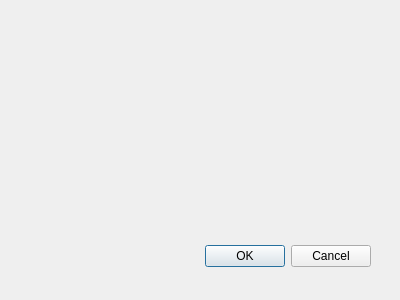
The window that dialoglisteditor.ui (molotov-dmitry/ccs-pjt-editor-qt) describes before a commit, drawn with Qt 5.
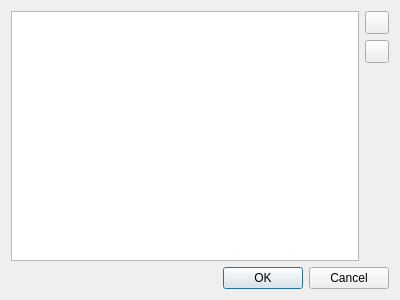
The same window after the commit. Icons and pictures are not drawn.

Commit message: Added list editor widget.

What changed in the file:
```diff
--- a/dialoglisteditor.ui
+++ b/dialoglisteditor.ui
@@ -15,22 +15,63 @@
   <property name="windowTitle">
    <string>Dialog</string>
   </property>
-  <widget name="buttonBox" class="QDialogButtonBox">
-   <property name="geometry">
-    <rect>
-     <x>30</x>
-     <y>240</y>
-     <width>341</width>
-     <height>32</height>
-    </rect>
-   </property>
-   <property name="orientation">
-    <enum>Qt::Horizontal</enum>
-   </property>
-   <property name="standardButtons">
-    <set>QDialogButtonBox::Cancel|QDialogButtonBox::Ok</set>
-   </property>
-  </widget>
+  <layout class="QGridLayout" name="gridLayout">
+   <item row="1" column="1">
+    <widget class="QToolButton" name="buttonRemove">
+     <property name="icon">
+      <iconset theme="remove">
+       <normaloff>.</normaloff>.</iconset>
+     </property>
+    </widget>
+   </item>
+   <item row="0" column="1">
+    <widget class="QToolButton" name="buttonAdd">
+     <property name="icon">
+      <iconset theme="add">
+       <normaloff>.</normaloff>.</iconset>
+     </property>
+    </widget>
+   </item>
+   <item row="2" column="1">
+    <spacer name="verticalSpacer">
+     <property name="orientation">
+      <enum>Qt::Vertical</enum>
+     </property>
+     <property name="sizeHint" stdset="0">
+      <size>
+       <width>20</width>
+       <height>40</height>
+      </size>
+     </property>
+    </spacer>
+   </item>
+   <item row="0" column="0" rowspan="3">
+    <widget class="QListWidget" name="list">
+     <property name="defaultDropAction">
+      <enum>Qt::MoveAction</enum>
+     </property>
+     <property name="alternatingRowColors">
+      <bool>true</bool>
+     </property>
+     <property name="selectionMode">
+      <enum>QAbstractItemView::ExtendedSelection</enum>
+     </property>
+     <property name="movement">
+      <enum>QListView::Snap</enum>
+     </property>
+    </widget>
+   </item>
+   <item row="3" column="0" colspan="2">
+    <widget class="QDialogButtonBox" name="buttonBox">
+     <property name="orientation">
+      <enum>Qt::Horizontal</enum>
+     </property>
+     <property name="standardButtons">
+      <set>QDialogButtonBox::Cancel|QDialogButtonBox::Ok</set>
+     </property>
+    </widget>
+   </item>
+  </layout>
  </widget>
  <pixmapfunction/>
  <resources/>
```
Left out of the diff: 9 changed lines with no effect on the pictures. The commit also changes 5 other files.
